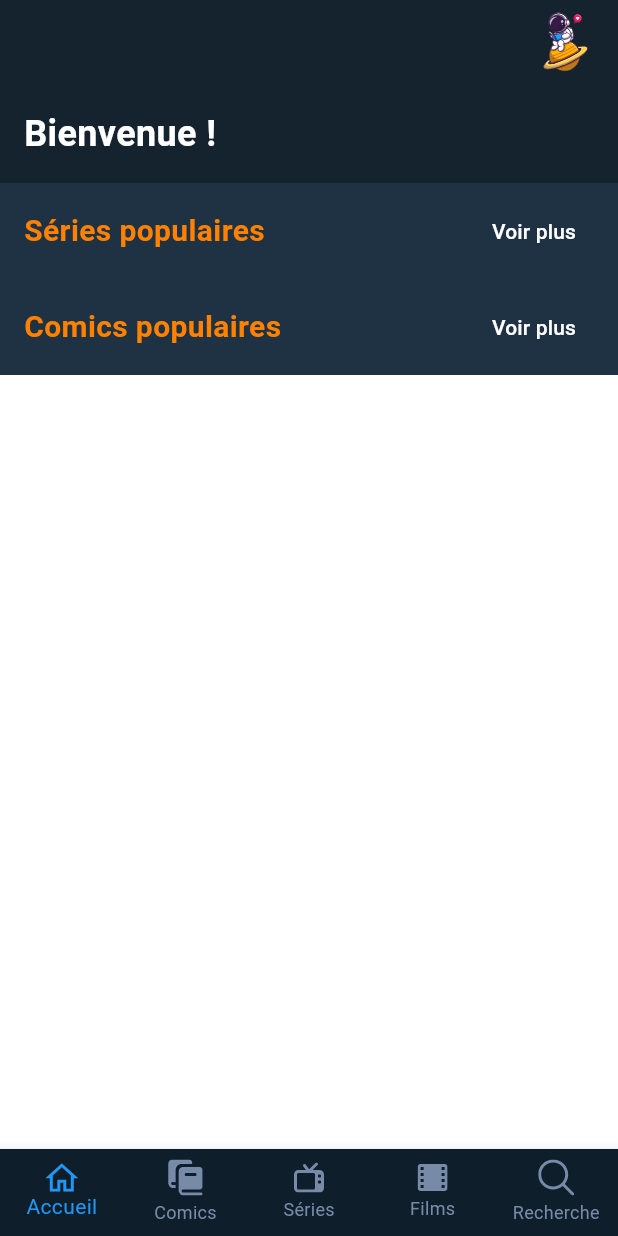
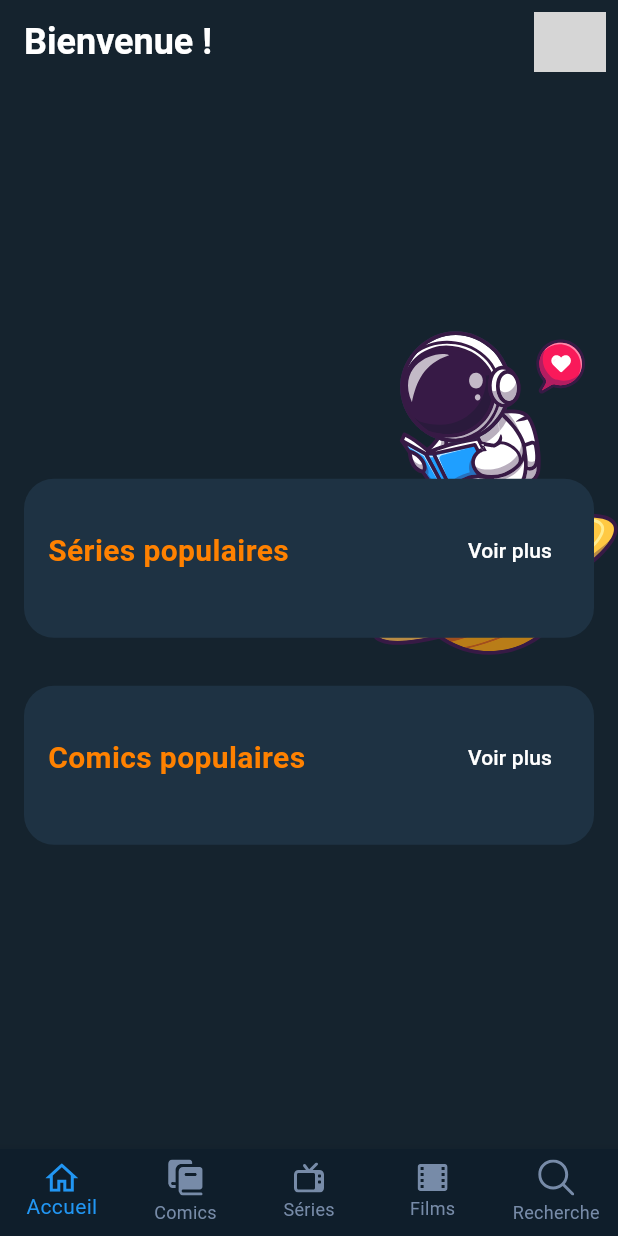
Before and after one commit to Tiermax1/projet_prog_mobile, a Flutter app: the screen it shows after launch, on a phone screen of 412 x 824 dp. Run offline on Flutter 3.47's test engine with Material 3 defaults, Android fonts, the phone set to English and light mode, and no system bars; our stand-ins replace flutter_svg; grey boxes are pictures that could not be loaded.

Commit message:
Nav_acceuil en cours de création-2

```diff
--- a/lib/ecran_acceuil.dart
+++ b/lib/ecran_acceuil.dart
@@ -1,60 +1,72 @@
 import 'package:flutter/material.dart';
 import 'package:flutter_svg/svg.dart';
-import 'navBar.dart'; // Assurez-vous que ce chemin est correct
+import 'navBar.dart'; // Assurez-vous que le chemin vers nav_bar.dart est correct
 
 class HomeScreen extends StatelessWidget {
   @override
   Widget build(BuildContext context) {
+    // Calcul de la taille de l'astronaute par rapport à la taille de l'écran
+    final double astronautWidth = MediaQuery.of(context).size.width * 0.4;
+    final double astronautTop = MediaQuery.of(context).size.height * 0.2;
+
     return Scaffold(
+      backgroundColor: Color(0xFF15232E), // Couleur de fond pour tout l'écran
       appBar: AppBar(
         backgroundColor: Color(0xFF15232E), // Couleur de fond de la AppBar
         elevation: 0, // Pas d'ombre
+        title: Text(
+          'Bienvenue !',
+          style: TextStyle(color: Colors.white, fontSize: 24, fontWeight: FontWeight.bold),
+        ),
         actions: [
-          // Ajout de l'astronaute à l'AppBar
-          Padding(
-            padding: EdgeInsets.symmetric(horizontal: 20),
+          IconButton(
+            icon: SvgPicture.asset('assets/images/heart.svg'), // Remplacez par l'icône de coeur
+            onPressed: () {},
+          ),
+        ],
+      ),
+      body: Stack(
+        children: [
+          Positioned(
+            top: astronautTop,
+            right: 0,
             child: SvgPicture.asset(
               'assets/images/astronaut.svg', // Assurez-vous que le chemin d'accès est correct
-              width: 30,
+              width: astronautWidth,
+            ),
+          ),
+          Padding(
+            padding: EdgeInsets.only(top: astronautTop + astronautWidth / 2), // Demi-hauteur de l'astronaute pour le chevauchement
+            child: Column(
+              crossAxisAlignment: CrossAxisAlignment.start,
+              children: [
+                buildSection(title: 'Séries populaires', context: context),
+                // Ici, insérez votre liste horizontale ou autre widget pour les séries
+                buildSection(title: 'Comics populaires', context: context),
+                // Ici, insérez votre liste horizontale ou autre widget pour les comics
+              ],
             ),
           ),
         ],
       ),
-      body: SingleChildScrollView(
-        child: Column(
-          children: [
-            Container(
-              color: Color(0xFF15232E), // Couleur de fond pour "Bienvenue !"
-              width: double.infinity, // Prendre toute la largeur disponible
-              padding: EdgeInsets.all(16.0),
-              child: Text(
-                'Bienvenue !',
-                style: TextStyle(
-                  fontSize: 24,
-                  fontWeight: FontWeight.bold,
-                  color: Colors.white,
-                ),
-              ),
-            ),
-            // Ajout des encadrés pour les séries et comics populaires
-            buildSectionTitle('Séries populaires', Color(0xFF1E3243)),
-            // TODO: Ajoutez ici votre liste horizontale de séries
-            buildSectionTitle('Comics populaires', Color(0xFF1E3243)),
-            // TODO: Ajoutez ici votre liste horizontale de comics
-          ],
-        ),
-      ),
       bottomNavigationBar: NavBar(onItemSelected: (index) {
-        print('Item $index sélectionné');
+        // Mettez à jour l'interface utilisateur ou naviguez vers une nouvelle page
       }),
     );
   }
 
-  Widget buildSectionTitle(String title, Color backgroundColor) {
+  Widget buildSection({required String title, required BuildContext context}) {
     return Container(
-      color: backgroundColor, // Couleur de fond pour les titres des sections
-      padding: EdgeInsets.symmetric(vertical: 8, horizontal: 16),
-      child: Row(
+      decoration: BoxDecoration(
+        color: Color(0xFF1E3243), // Couleur de fond pour les sections
+        borderRadius: BorderRadius.circular(20), // Bords arrondis pour le conteneur
+      ),
+      margin: EdgeInsets.all(16.0), // Marge autour du conteneur
+      padding: EdgeInsets.symmetric(horizontal: 16.0, vertical: 24.0), // Padding à l'intérieur du conteneur
+      child: Column(
+        crossAxisAlignment: CrossAxisAlignment.start,
+        children: [
+          Row(
             mainAxisAlignment: MainAxisAlignment.spaceBetween,
             children: [
               Text(
@@ -62,12 +74,12 @@ class HomeScreen extends StatelessWidget {
                 style: TextStyle(
                   fontSize: 20,
                   fontWeight: FontWeight.bold,
-              color: Color(0xFFFF8100), // Couleur du texte pour les titres des sections
+                  color: Color(0xFFFF8100),
                 ),
               ),
               TextButton(
                 onPressed: () {
-              // Ajoutez votre logique de navigation pour "Voir plus"
+                  // Logique de navigation pour "Voir plus"
                 },
                 child: Text(
                   'Voir plus',
@@ -76,6 +88,10 @@ class HomeScreen extends StatelessWidget {
               ),
             ],
           ),
+          SizedBox(height: 10), // Espace entre le titre et le contenu de la section
+          // Ajoutez ici les widgets pour les séries ou comics, comme un CarouselSlider ou ListView.builder
+        ],
+      ),
     );
   }
 }
```
Lines whose indentation alone changed are shown as unchanged.
